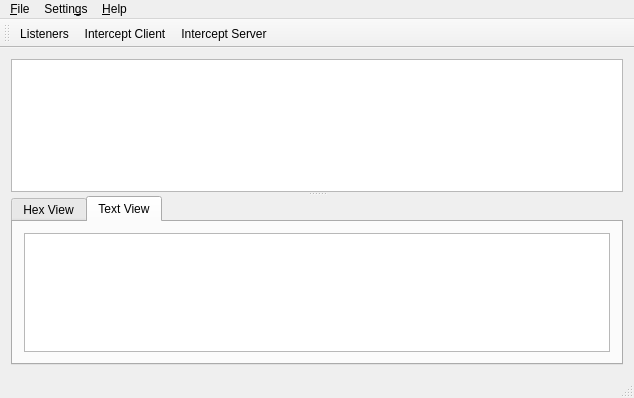
Above: mainwindow.ui from richmoore/bitslinger before the change. Below: the same form after it.
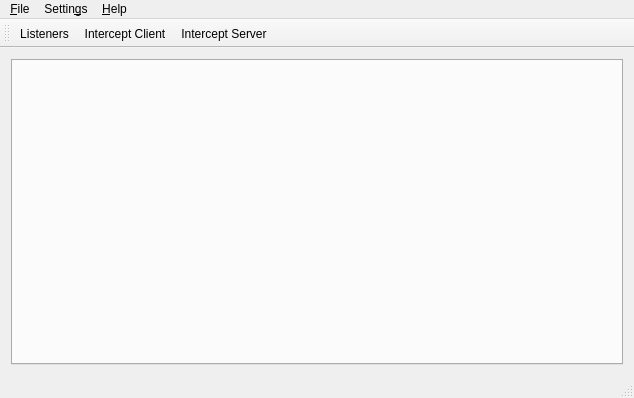
That is the form after the change. Icons and pictures are not drawn. Custom widgets are drawn as their Qt base class.

Commit message:
Prepare for multiple tools
Refactored the proxy tool into a standalone class and prepared the
mainwindow to support multiple tools.

```diff
--- a/mainwindow.ui
+++ b/mainwindow.ui
@@ -14,45 +14,12 @@
    <string>BitSlinger</string>
   </property>
   <widget class="QWidget" name="centralWidget">
-   <layout class="QHBoxLayout" name="horizontalLayout">
-    <item>
-     <widget class="QSplitter" name="splitter">
-      <property name="orientation">
-       <enum>Qt::Vertical</enum>
+   <layout class="QGridLayout" name="gridLayout">
+    <item row="0" column="0">
+     <widget class="QTabWidget" name="toolsTab">
+      <property name="currentIndex">
+       <number>-1</number>
       </property>
-      <widget class="JournalView" name="journalView">
-       <property name="alternatingRowColors">
-        <bool>true</bool>
-       </property>
-       <property name="rootIsDecorated">
-        <bool>false</bool>
-       </property>
-      </widget>
-      <widget class="QTabWidget" name="tabWidget">
-       <property name="currentIndex">
-        <number>1</number>
-       </property>
-       <widget class="QWidget" name="hexViewTab">
-        <attribute name="title">
-         <string>Hex View</string>
-        </attribute>
-        <layout class="QHBoxLayout" name="horizontalLayout_3">
-         <item>
-          <widget class="QHexEdit" name="hexView" native="true"/>
-         </item>
-        </layout>
-       </widget>
-       <widget class="QWidget" name="textViewTab">
-        <attribute name="title">
-         <string>Text View</string>
-        </attribute>
-        <layout class="QHBoxLayout" name="horizontalLayout_2">
-         <item>
-          <widget class="QPlainTextEdit" name="textView"/>
-         </item>
-        </layout>
-       </widget>
-      </widget>
      </widget>
     </item>
    </layout>
@@ -187,19 +154,6 @@
   </action>
  </widget>
  <layoutdefault spacing="6" margin="11"/>
- <customwidgets>
-  <customwidget>
-   <class>QHexEdit</class>
-   <extends>QWidget</extends>
-   <header>qhexedit2/qhexedit.h</header>
-   <container>1</container>
-  </customwidget>
-  <customwidget>
-   <class>JournalView</class>
-   <extends>QTreeView</extends>
-   <header>journalview.h</header>
-  </customwidget>
- </customwidgets>
  <resources>
   <include location="bitslinger.qrc"/>
  </resources>
```
The commit also changes 10 other files.
